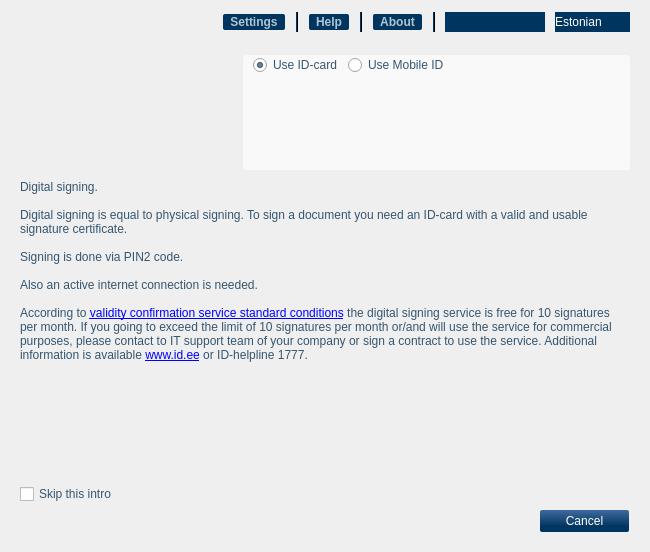
Above: client/ui/MainWindow.ui from open-eid/qdigidoc before the change. Below: the same form after it.
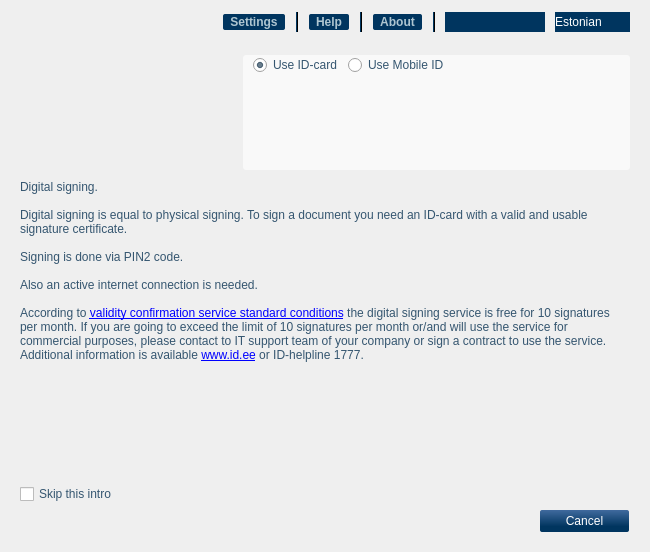
That is the form after the change. The open tabs and pages were chosen to show the change. Icons and pictures are not drawn. Custom widgets are drawn as their Qt base class.

Diff of the .ui file:
```diff
--- a/client/ui/MainWindow.ui
+++ b/client/ui/MainWindow.ui
@@ -635,7 +635,7 @@
 Digital signing is equal to physical signing. To sign a document you need an ID-card with a valid and usable signature certificate.&lt;br /&gt;&lt;br /&gt;
 Signing is done via PIN2 code.&lt;br /&gt;&lt;br /&gt;
 Also an active internet connection is needed.&lt;br /&gt;&lt;br /&gt;
-According to &lt;a href=&quot;http://sk.ee/en/services/validity-confirmation-services&quot;&gt;validity confirmation service standard conditions&lt;/a&gt; the digital signing service is free for 10 signatures per month. If you going to exceed the limit of 10 signatures per month or/and will use the service for commercial purposes, please contact to IT support team of your company or sign a contract to use the service. Additional information is available &lt;a href=&quot;www.id.ee&quot;&gt;www.id.ee&lt;/a&gt; or ID-helpline 1777.</string>
+According to &lt;a href=&quot;http://sk.ee/en/services/validity-confirmation-services&quot;&gt;validity confirmation service standard conditions&lt;/a&gt; the digital signing service is free for 10 signatures per month. If you are going to exceed the limit of 10 signatures per month or/and will use the service for commercial purposes, please contact to IT support team of your company or sign a contract to use the service. Additional information is available &lt;a href=&quot;www.id.ee&quot;&gt;www.id.ee&lt;/a&gt; or ID-helpline 1777.</string>
             </property>
             <property name="alignment">
              <set>Qt::AlignLeading|Qt::AlignLeft|Qt::AlignTop</set>
```
